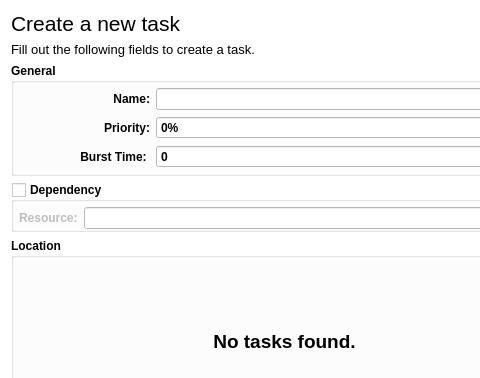
Before: the Qt Designer form ui/panels/taskedit.ui in amirmohsen1384/legendary-os, drawn with Qt 5; both pictures show x 0 to 480 and y 0 to 378 of the 569 by 685 pixel window.
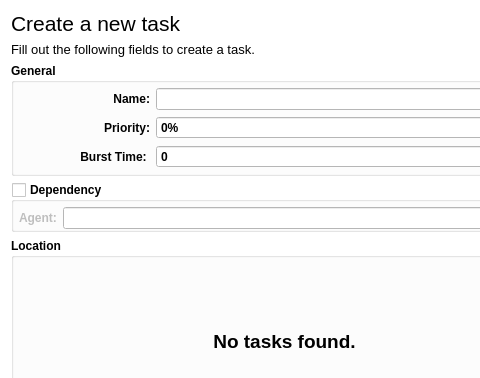
After: the same form once the commit is applied.

Commit message: Revision to agents

The edit to the form file:
```diff
--- a/ui/panels/taskedit.ui
+++ b/ui/panels/taskedit.ui
@@ -421,7 +421,7 @@
          </font>
         </property>
         <property name="text">
-         <string>Resource:</string>
+         <string>Agent:</string>
         </property>
        </widget>
       </item>
```
Left out of the diff: 8 changed lines with no effect on the pictures. The commit also changes 4 other files.
